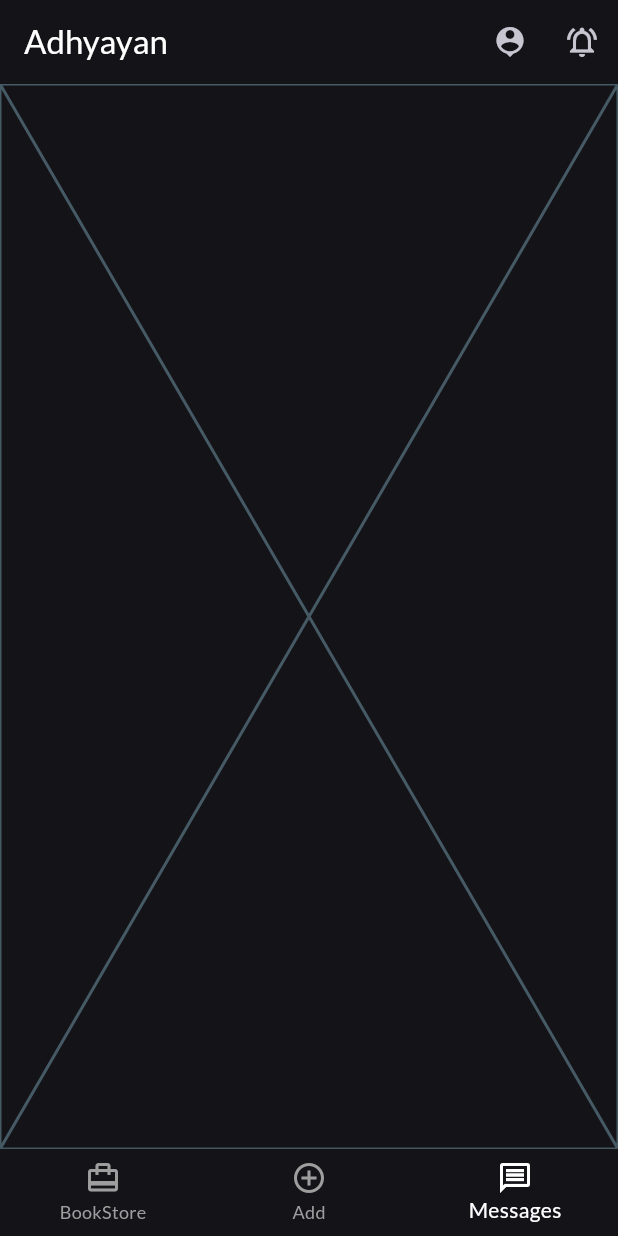
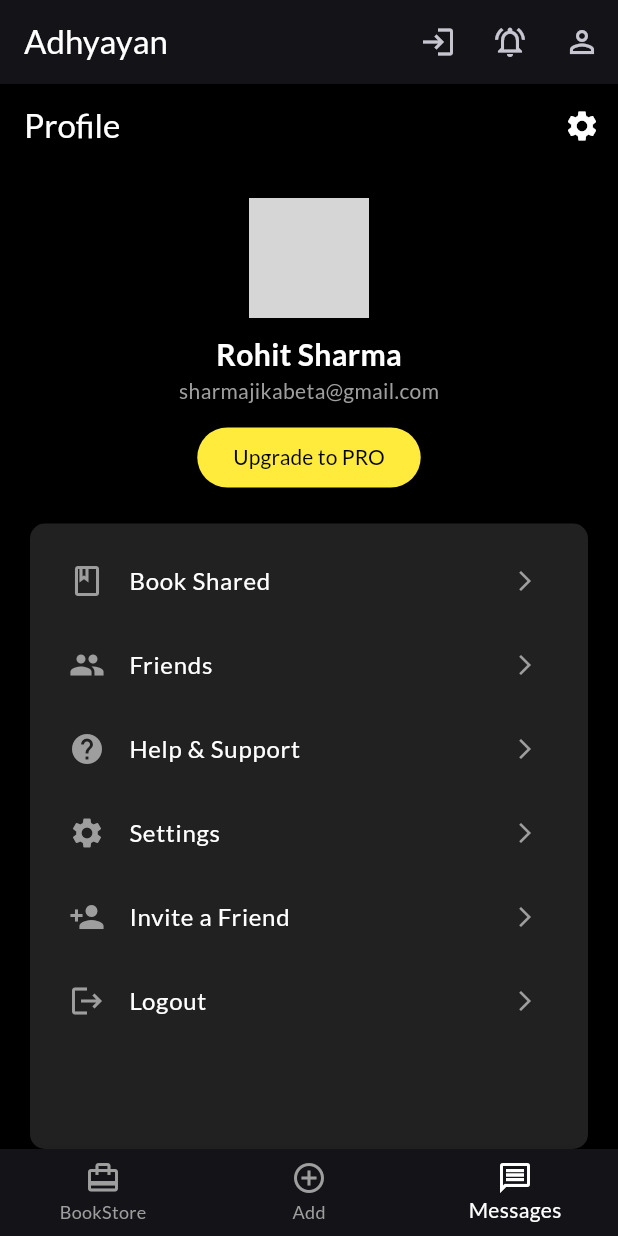
Before and after one commit to AbhayNB/Adhyayan, a Flutter app: the screen it shows after launch, item 3 of the bottom bar chosen, on a phone screen of 412 x 824 dp. Run offline on Flutter 3.47's test engine with Material 3 defaults, Android fonts, the phone set to English and light mode, and no system bars; our stand-ins replace carousel_slider, flutter_spinkit, google_fonts, image_picker; network calls fail; project files that could hold a hidden picture were left out; grey boxes are pictures that could not be loaded.

Commit message:
fourth  commit

```diff
--- a/lib/main.dart
+++ b/lib/main.dart
@@ -1,4 +1,5 @@
 import 'package:adhyayan/screens/main_screen.dart';
+import 'package:adhyayan/screens/splash_screen.dart';
 // import 'package:adhyayan/screens/category_screen.dart';
 import 'package:flutter/material.dart';
 import 'package:google_fonts/google_fonts.dart';
@@ -22,7 +23,7 @@ class App extends StatelessWidget{
   Widget build(BuildContext context) {
     return MaterialApp(
       theme: theme,
-      home: const MainScreen(),
+      home: SplashScreen(),
     );
   }
 }
--- a/lib/screens/books_screen.dart
+++ b/lib/screens/books_screen.dart
@@ -146,7 +146,7 @@ class _BookScreenState extends State<BookScreen> {
                 borderRadius: BorderRadius.circular(10.0),
                 image: const DecorationImage(
                   image: AssetImage(
-                      'assets/images/banner.jpg'), // Replace with your image asset path
+                      'assets/images/banner.jpg'),
                   fit: BoxFit.cover,
                 ),
               ),
--- a/lib/screens/main_screen.dart
+++ b/lib/screens/main_screen.dart
@@ -2,6 +2,7 @@
 import 'package:adhyayan/screens/add_book.dart';
 import 'package:adhyayan/screens/books_screen.dart';
 import 'package:adhyayan/screens/login.dart';
+import 'package:adhyayan/screens/profile.dart';
 import 'package:flutter/material.dart';
 
 class MainScreen extends StatefulWidget {
@@ -14,11 +15,9 @@ class _BookstoreScreenState extends State<MainScreen> {
   int _currentIndex = 0;
 
   final List<Widget> _screens = [
-    // Replace these with your actual screen widgets
     const BookScreen(), // Bookstore screen
     const AddBookScreen(), // Add screen
-    Placeholder(), // Messages screen
-    // Placeholder(), // Search screen
+    ProfileScreen(),
   ];
 
   @override
@@ -37,16 +36,27 @@ class _BookstoreScreenState extends State<MainScreen> {
                 MaterialPageRoute(builder: (context) => LoginScreen()),
               );
             },
-            icon: const Icon(Icons.person_pin),
+            icon: const Icon(Icons.login_outlined),
           ),
           IconButton(
             onPressed: () {},
             icon: const Icon(Icons.notifications_active_outlined),
           ),
+          IconButton(
+            onPressed: () {
+              Navigator.push(
+                context,
+                MaterialPageRoute(builder: (context) => ProfileScreen()),
+              );
+            },
+            icon: const Icon(Icons.perm_identity_sharp),
+          ),
         ],
         backgroundColor: Theme.of(context).primaryColor,
       ),
+
       body: _screens[_currentIndex],
+
       bottomNavigationBar: BottomNavigationBar(
         items: const [
           BottomNavigationBarItem(
--- a/lib/screens/profile.dart
+++ b/lib/screens/profile.dart
@@ -0,0 +1,115 @@
+import 'package:adhyayan/screens/bookshared_screen.dart';
+import 'package:flutter/material.dart';
+import 'package:adhyayan/widgets/profilemenu.dart';
+
+class ProfileScreen extends StatelessWidget {
+  @override
+  Widget build(BuildContext context) {
+    return Scaffold(
+      appBar: AppBar(
+        backgroundColor: Colors.black,
+        elevation: 0,
+        title: Text('Profile', style: TextStyle(color: Colors.white)),
+        actions: [
+          IconButton(
+            icon: Icon(Icons.settings, color: Colors.white),
+            onPressed: () {},
+          ),
+        ],
+      ),
+      body: Container(
+        color: Colors.black,
+        padding: EdgeInsets.symmetric(horizontal: 20),
+        child: Column(
+          children: [
+            SizedBox(height: 20),
+            CircleAvatar(
+              radius: 40,
+              backgroundImage: NetworkImage('assets/images/rohit.jpg'),
+            ),
+            SizedBox(height: 10),
+            Text(
+              'Rohit Sharma',
+              style: TextStyle(
+                color: Colors.white,
+                fontSize: 20,
+                fontWeight: FontWeight.bold,
+              ),
+            ),
+            Text(
+              'sharmajikabeta@gmail.com',
+              style: TextStyle(
+                color: Colors.grey,
+                fontSize: 14,
+              ),
+            ),
+            SizedBox(height: 10),
+            ElevatedButton(
+              onPressed: () {},
+              style: ElevatedButton.styleFrom(
+                backgroundColor: Colors.yellow,
+                shape: RoundedRectangleBorder(
+                  borderRadius: BorderRadius.circular(20),
+                ),
+              ),
+              child: Text(
+                'Upgrade to PRO',
+                style: TextStyle(color: Colors.black),
+              ),
+            ),
+            SizedBox(height: 20),
+            Expanded(
+              child: Container(
+                decoration: BoxDecoration(
+                  color: Colors.grey[900],
+                  borderRadius: BorderRadius.circular(10),
+                ),
+                padding: EdgeInsets.all(10),
+                child: ListView(
+                  children: [
+                    ProfileMenuItem(
+                      icon: Icons.book_outlined,
+                      text: 'Book Shared',
+                      onTap: () {
+                        Navigator.push(
+                          context,
+                          MaterialPageRoute(
+                              builder: (context) => BookSharedScreen()),
+                        );
+                      },
+                    ),
+                    ProfileMenuItem(
+                      icon: Icons.people,
+                      text: 'Friends',
+                      onTap: () {},
+                    ),
+                    ProfileMenuItem(
+                      icon: Icons.help,
+                      text: 'Help & Support',
+                      onTap: () {},
+                    ),
+                    ProfileMenuItem(
+                      icon: Icons.settings,
+                      text: 'Settings',
+                      onTap: () {},
+                    ),
+                    ProfileMenuItem(
+                      icon: Icons.person_add,
+                      text: 'Invite a Friend',
+                      onTap: () {},
+                    ),
+                    ProfileMenuItem(
+                      icon: Icons.logout,
+                      text: 'Logout',
+                      onTap: () {},
+                    ),
+                  ],
+                ),
+              ),
+            ),
+          ],
+        ),
+      ),
+    );
+  }
+}
--- /dev/null
+++ b/lib/widgets/profilemenu.dart
@@ -0,0 +1,25 @@
+import 'package:flutter/material.dart';
+class ProfileMenuItem extends StatelessWidget {
+  final IconData icon;
+  final String text;
+  final VoidCallback onTap;
+
+  ProfileMenuItem({
+    required this.icon,
+    required this.text,
+    required this.onTap,
+  });
+
+  @override
+  Widget build(BuildContext context) {
+    return ListTile(
+      leading: Icon(icon, color: Colors.grey),
+      title: Text(
+        text,
+        style: TextStyle(color: Colors.white),
+      ),
+      trailing: Icon(Icons.arrow_forward_ios, color: Colors.grey, size: 16),
+      onTap: onTap,
+    );
+  }
+}
--- a/pubspec.yaml
+++ b/pubspec.yaml
@@ -37,6 +37,8 @@ dependencies:
   cupertino_icons: ^1.0.6
   google_fonts: ^6.2.1
   image_picker: ^1.0.8
+  flutter_spinkit: ^5.2.1
+  flutter_svg: ^2.0.10+1
 
 dev_dependencies:
   flutter_test:
```
Also changed, not shown: lib/screens/bookshared_screen.dart (added, +130 -0 lines), lib/screens/splash_screen.dart (added, +79 -0 lines), assets/images/book.svg (added), assets/images/logo.jpg (added), assets/images/rohit.jpg (added), pubspec.lock.
